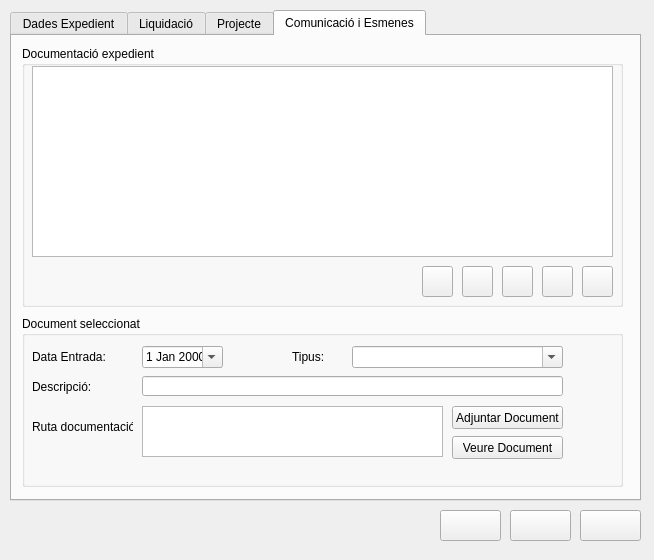
Qt form src/exp_om.ui (daviderill/expedients) before a commit.
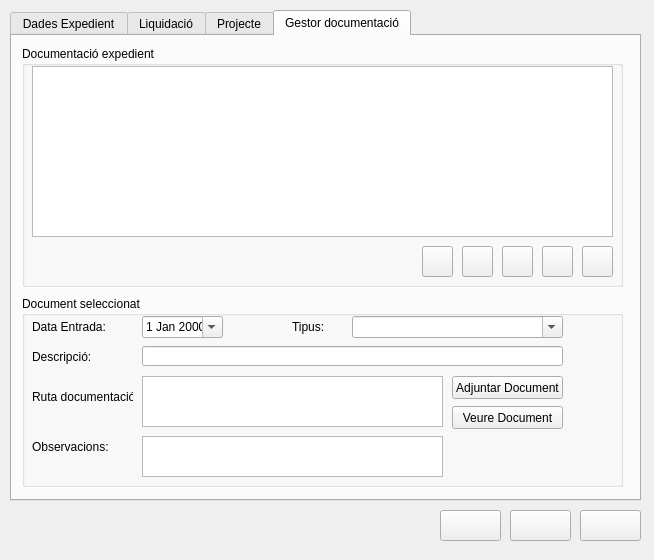
The same form after that commit. The open tabs and pages were chosen to show the change. Icons and pictures are not drawn.

Commit message: manage docs: change title and add 'observacions'

The edit to the form file:
```diff
--- a/src/exp_om.ui
+++ b/src/exp_om.ui
@@ -2585,7 +2585,7 @@
    </widget>
    <widget class="QWidget" name="tabComunicacio">
     <attribute name="title">
-     <string>Comunicació i Esmenes</string>
+     <string>Gestor documentació</string>
     </attribute>
     <widget class="QGroupBox" name="gbDoc">
      <property name="geometry">
@@ -2593,7 +2593,7 @@
        <x>10</x>
        <y>10</y>
        <width>601</width>
-       <height>261</height>
+       <height>241</height>
       </rect>
      </property>
      <property name="title">
@@ -2605,7 +2605,7 @@
         <x>10</x>
         <y>20</y>
         <width>581</width>
-        <height>191</height>
+        <height>171</height>
        </rect>
       </property>
       <property name="dragEnabled">
@@ -2628,7 +2628,7 @@
       <property name="geometry">
        <rect>
         <x>560</x>
-        <y>220</y>
+        <y>200</y>
         <width>31</width>
         <height>31</height>
        </rect>
@@ -2654,7 +2654,7 @@
       <property name="geometry">
        <rect>
         <x>440</x>
-        <y>220</y>
+        <y>200</y>
         <width>31</width>
         <height>31</height>
        </rect>
@@ -2680,7 +2680,7 @@
       <property name="geometry">
        <rect>
         <x>400</x>
-        <y>220</y>
+        <y>200</y>
         <width>31</width>
         <height>31</height>
        </rect>
@@ -2706,7 +2706,7 @@
       <property name="geometry">
        <rect>
         <x>480</x>
-        <y>220</y>
+        <y>200</y>
         <width>31</width>
         <height>31</height>
        </rect>
@@ -2732,7 +2732,7 @@
       <property name="geometry">
        <rect>
         <x>520</x>
-        <y>220</y>
+        <y>200</y>
         <width>31</width>
         <height>31</height>
        </rect>
@@ -2759,9 +2759,9 @@
      <property name="geometry">
       <rect>
        <x>10</x>
-       <y>280</y>
+       <y>260</y>
        <width>601</width>
-       <height>171</height>
+       <height>191</height>
       </rect>
      </property>
      <property name="title">
@@ -2771,7 +2771,7 @@
       <property name="geometry">
        <rect>
         <x>430</x>
-        <y>120</y>
+        <y>110</y>
         <width>111</width>
         <height>23</height>
        </rect>
@@ -2784,7 +2784,7 @@
       <property name="geometry">
        <rect>
         <x>10</x>
-        <y>100</y>
+        <y>90</y>
         <width>101</width>
         <height>21</height>
        </rect>
@@ -2797,7 +2797,7 @@
       <property name="geometry">
        <rect>
         <x>430</x>
-        <y>90</y>
+        <y>80</y>
         <width>111</width>
         <height>23</height>
        </rect>
@@ -2810,7 +2810,7 @@
       <property name="geometry">
        <rect>
         <x>120</x>
-        <y>90</y>
+        <y>80</y>
         <width>301</width>
         <height>51</height>
        </rect>
@@ -2820,7 +2820,7 @@
       <property name="geometry">
        <rect>
         <x>10</x>
-        <y>60</y>
+        <y>50</y>
         <width>81</width>
         <height>21</height>
        </rect>
@@ -2833,7 +2833,7 @@
       <property name="geometry">
        <rect>
         <x>120</x>
-        <y>60</y>
+        <y>50</y>
         <width>421</width>
         <height>20</height>
        </rect>
@@ -2849,7 +2849,7 @@
       <property name="geometry">
        <rect>
         <x>10</x>
-        <y>30</y>
+        <y>20</y>
         <width>101</width>
         <height>21</height>
        </rect>
@@ -2862,7 +2862,7 @@
       <property name="geometry">
        <rect>
         <x>120</x>
-        <y>30</y>
+        <y>20</y>
         <width>81</width>
         <height>22</height>
        </rect>
@@ -2892,7 +2892,7 @@
       <property name="geometry">
        <rect>
         <x>270</x>
-        <y>30</y>
+        <y>20</y>
         <width>61</width>
         <height>21</height>
        </rect>
@@ -2905,7 +2905,7 @@
       <property name="geometry">
        <rect>
         <x>330</x>
-        <y>30</y>
+        <y>20</y>
         <width>211</width>
         <height>22</height>
        </rect>
@@ -2914,6 +2914,29 @@
        <bool>true</bool>
       </property>
      </widget>
+     <widget class="QTextEdit" name="txtComObs">
+      <property name="geometry">
+       <rect>
+        <x>120</x>
+        <y>140</y>
+        <width>301</width>
+        <height>41</height>
+       </rect>
+      </property>
+     </widget>
+     <widget class="QLabel" name="lblDoc_3">
+      <property name="geometry">
+       <rect>
+        <x>10</x>
+        <y>140</y>
+        <width>101</width>
+        <height>21</height>
+       </rect>
+      </property>
+      <property name="text">
+       <string>Observacions:</string>
+      </property>
+     </widget>
     </widget>
    </widget>
   </widget>
```
Left out of the diff: 2 changed lines with no effect on the pictures. The commit also changes 2 other files.
